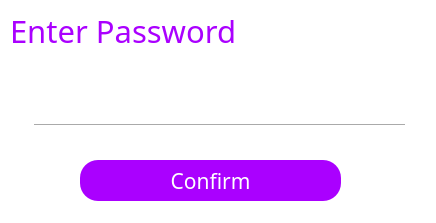
The window that enterPswForm.ui (sleewa/WaltonWallet_Mac) describes before a commit, drawn with Qt 5.
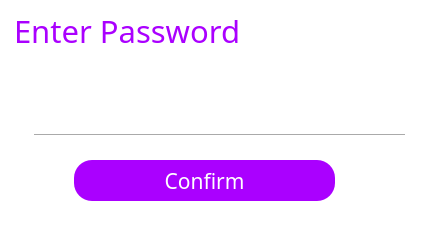
The same window after the commit. Icons and pictures are not drawn.

Patch:
```diff
--- a/enterPswForm.ui
+++ b/enterPswForm.ui
@@ -7,7 +7,7 @@
     <x>0</x>
     <y>0</y>
     <width>436</width>
-    <height>223</height>
+    <height>225</height>
    </rect>
   </property>
   <property name="windowTitle">
@@ -19,7 +19,7 @@
   <widget class="QPushButton" name="pushButton_9">
    <property name="geometry">
     <rect>
-     <x>80</x>
+     <x>74</x>
      <y>160</y>
      <width>261</width>
      <height>41</height>
@@ -50,7 +50,7 @@
    <property name="geometry">
     <rect>
      <x>30</x>
-     <y>90</y>
+     <y>100</y>
      <width>331</width>
      <height>31</height>
     </rect>
@@ -94,7 +94,7 @@
    <property name="geometry">
     <rect>
      <x>34</x>
-     <y>120</y>
+     <y>130</y>
      <width>371</width>
      <height>10</height>
     </rect>
@@ -107,7 +107,7 @@
    <property name="geometry">
     <rect>
      <x>360</x>
-     <y>90</y>
+     <y>100</y>
      <width>41</width>
      <height>41</height>
     </rect>
@@ -143,7 +143,7 @@
   <widget class="QLabel" name="label_15">
    <property name="geometry">
     <rect>
-     <x>10</x>
+     <x>14</x>
      <y>10</y>
      <width>231</width>
      <height>41</height>
@@ -167,7 +167,7 @@
   <widget class="QPushButton" name="closeenterpsw">
    <property name="geometry">
     <rect>
-     <x>390</x>
+     <x>400</x>
      <y>0</y>
      <width>41</width>
      <height>31</height>
```
